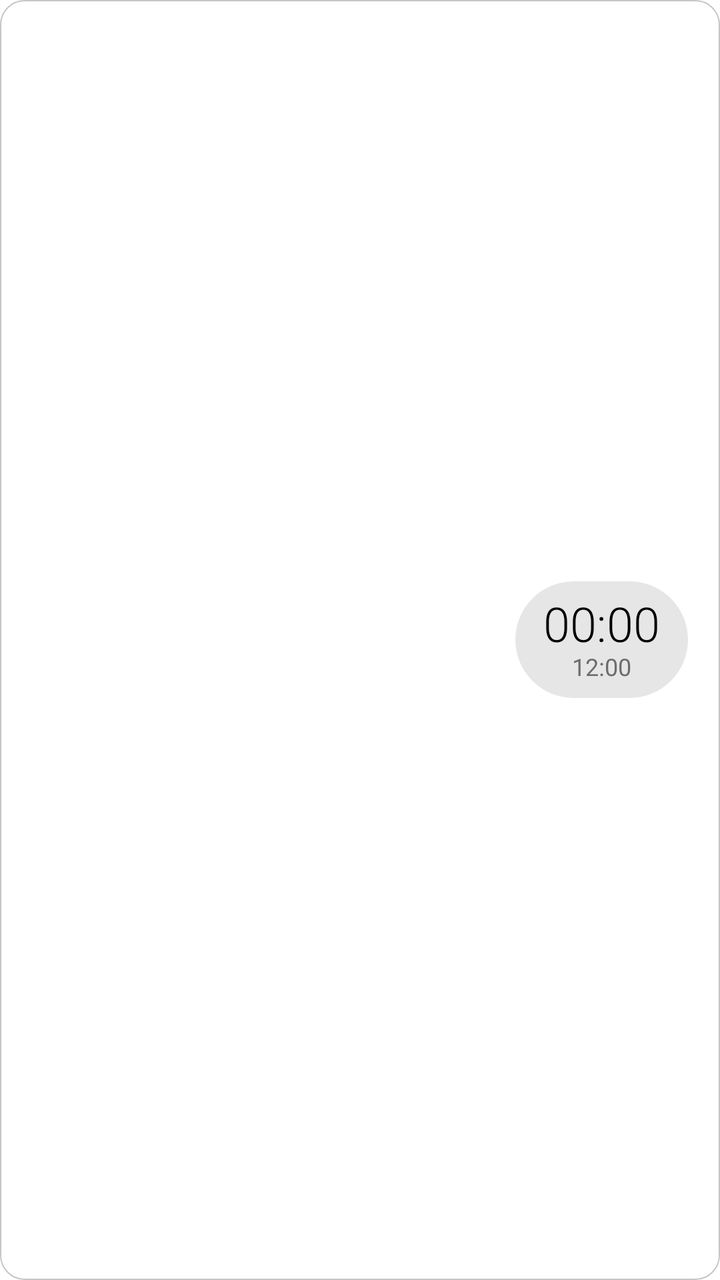
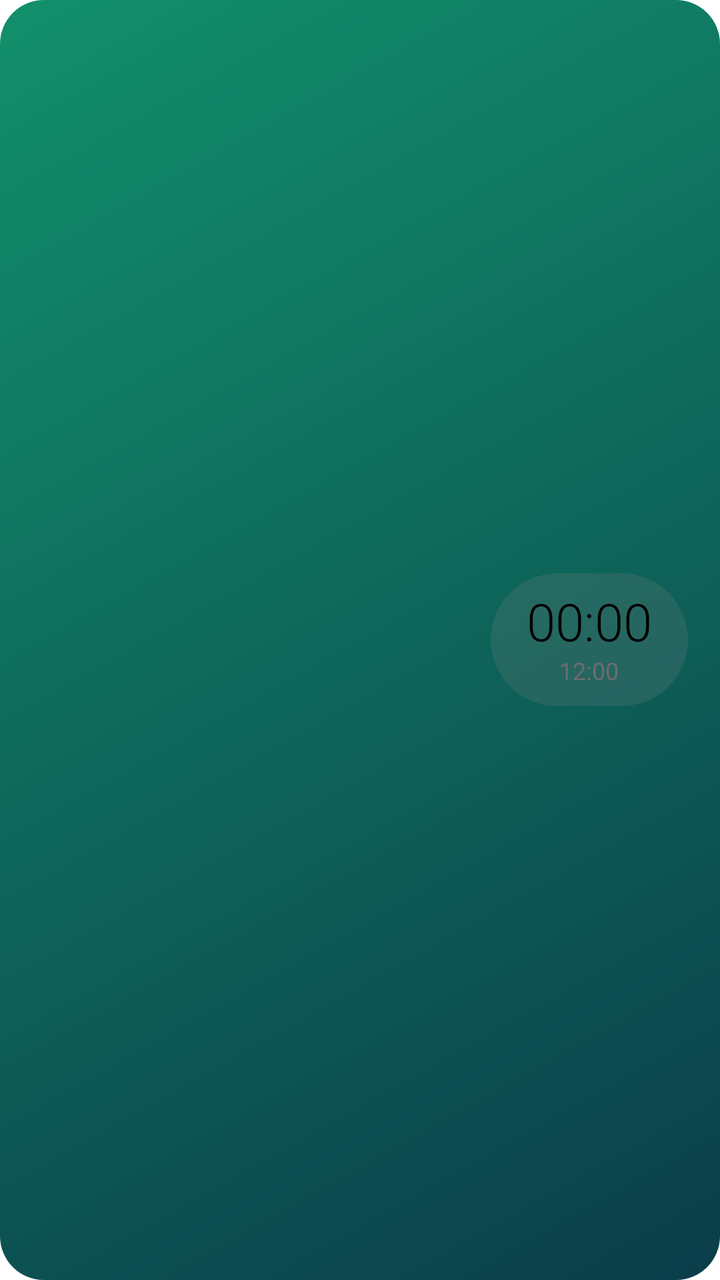

Before-and-after screenshots of an Android layout around one commit, followed by the original layout XML and the change that was made.
<!-- AndroidManifest.xml: application theme AppTheme -->
<!-- res/layout/wl_prayer_ltr.xml -->
<?xml version="1.0" encoding="utf-8"?>
<FrameLayout xmlns:android="http://schemas.android.com/apk/res/android"
    android:id="@+id/wRoot"
    android:layout_width="match_parent"
    android:layout_height="match_parent"
    android:layoutDirection="ltr">

    <ImageView
        android:id="@+id/wBg"
        android:layout_width="match_parent"
        android:layout_height="match_parent"
        android:importantForAccessibility="no"
        android:scaleType="fitXY"
        android:src="@drawable/wb_adaptive_1" />
    <ImageView
        android:id="@+id/wBorder"
        android:layout_width="match_parent"
        android:layout_height="match_parent"
        android:importantForAccessibility="no"
        android:scaleType="fitXY"
        android:src="@drawable/wb_bd_adaptive_2"
        android:visibility="gone" />
    <LinearLayout
        android:layout_width="match_parent"
        android:layout_height="match_parent"
        android:gravity="center_vertical"
        android:orientation="horizontal"
        android:padding="16dp">
        <LinearLayout
            android:layout_width="0dp"
            android:layout_height="wrap_content"
            android:layout_weight="1"
            android:orientation="vertical">
        <TextView
            android:id="@+id/wS1"
            android:layout_width="wrap_content"
            android:layout_height="wrap_content"
            android:fontFamily="sans-serif"
            android:includeFontPadding="false"
            android:singleLine="true"
            android:textColor="@color/text_secondary"
            android:textSize="13sp"
            />
        <TextView
            android:id="@+id/wP1"
            android:layout_width="wrap_content"
            android:layout_height="wrap_content"
            android:fontFamily="sans-serif-medium"
            android:includeFontPadding="false"
            android:singleLine="true"
            android:textColor="@color/text_primary"
            android:textSize="32sp"
            />
        <TextView
            android:id="@+id/wA1"
            android:layout_width="wrap_content"
            android:layout_height="wrap_content"
            android:fontFamily="sans-serif"
            android:includeFontPadding="false"
            android:singleLine="true"
            android:textColor="@color/accent"
            android:textSize="15sp"
            android:textStyle="bold"
            android:layout_marginTop="2dp"
            />
        </LinearLayout>
        <LinearLayout
            android:layout_width="wrap_content"
            android:layout_height="wrap_content"
            android:background="@drawable/wb_chip"
            android:gravity="center"
            android:orientation="vertical"
            android:paddingStart="14dp"
            android:paddingTop="8dp"
            android:paddingEnd="14dp"
            android:paddingBottom="8dp">
            <Chronometer
                android:id="@+id/wP2"
                android:layout_width="wrap_content"
                android:layout_height="wrap_content"
                android:fontFamily="sans-serif-light"
                android:includeFontPadding="false"
                android:textColor="@color/text_primary"
                android:textSize="24sp" />
        <TextClock
            android:id="@+id/wS2"
            android:layout_width="wrap_content"
            android:layout_height="wrap_content"
            android:fontFamily="sans-serif"
            android:format12Hour="h:mm"
            android:format24Hour="HH:mm"
            android:includeFontPadding="false"
            android:textColor="@color/text_secondary"
            android:textSize="12sp"
            />
        </LinearLayout>
    </LinearLayout>
</FrameLayout>
<!-- resources referenced by this layout -->
<resources>
  <color name="accent">#007AFF</color>
  <color name="text_primary">#000000</color>
  <color name="text_secondary">#6C6C70</color>
  <!-- drawable wb_adaptive_1 (drawable) -->
  <?xml version="1.0" encoding="utf-8"?>
  <shape xmlns:android="http://schemas.android.com/apk/res/android" android:shape="rectangle">
      <solid android:color="@color/surface" />
      <stroke android:width="0.5dp" android:color="@color/stroke" />
      <corners android:radius="12dp" />
  </shape>
  <!-- drawable wb_bd_adaptive_2 (drawable) -->
  <?xml version="1.0" encoding="utf-8"?>
  <shape xmlns:android="http://schemas.android.com/apk/res/android" android:shape="rectangle">
      <solid android:color="#00000000" />
      <stroke android:width="1.2dp" android:color="@color/text_hint" />
      <corners android:radius="22dp" />
  </shape>
  <!-- drawable wb_chip (drawable) -->
  <?xml version="1.0" encoding="utf-8"?>
  <shape xmlns:android="http://schemas.android.com/apk/res/android" android:shape="rectangle">
      <solid android:color="#33808080" />
      <corners android:radius="100dp" />
  </shape>
  <color name="surface">#FFFFFF</color>
  <color name="stroke">#C6C6C8</color>
  <color name="text_hint">#AEAEB2</color>
  <color name="accent_text">#007AFF</color>
  <color name="accent_soft">#E5F1FF</color>
  <color name="brand_start">#007AFF</color>
  <color name="brand_mid">#007AFF</color>
  <color name="brand_end">#007AFF</color>
  <color name="bg">#FFFFFF</color>
  <color name="bg_group">#F2F2F7</color>
  <color name="surface_high">#E5E5EA</color>
  <color name="field">#F2F2F7</color>
  <color name="stroke_soft">#E5E5EA</color>
  <color name="neutral_soft">#E9E9EB</color>
  <style name="AppDialog" parent="Theme.AppCompat.DayNight.Dialog.Alert">
          <item name="colorAccent">?attr/cAccentText</item>
          <item name="android:windowBackground">@drawable/bg_dialog</item>
          <item name="android:textColorPrimary">?attr/cTextPrimary</item>
          <item name="android:textColorSecondary">?attr/cTextSecondary</item>
          <item name="android:backgroundDimAmount">0.4</item>
          <item name="android:windowAnimationStyle">@style/DialogAnim</item>
          <item name="windowMinWidthMinor">92%</item>
          <item name="windowMinWidthMajor">60%</item>
          <item name="android:windowElevation">0dp</item>
      </style>
  <style name="ActivityAnim" parent="@android:style/Animation.Activity">
          <item name="android:activityOpenEnterAnimation">@anim/act_open_enter</item>
          <item name="android:activityOpenExitAnimation">@anim/act_open_exit</item>
          <item name="android:activityCloseEnterAnimation">@anim/act_close_enter</item>
          <item name="android:activityCloseExitAnimation">@anim/act_close_exit</item>
      </style>
  <style name="IosSeekBar" parent="Widget.AppCompat.SeekBar">
          <item name="android:progressDrawable">@drawable/seek_track</item>
          <item name="android:thumb">@drawable/seek_thumb</item>
          <item name="android:splitTrack">false</item>
          <item name="android:minHeight">4dp</item>
          <item name="android:maxHeight">4dp</item>
          <item name="android:paddingStart">14dp</item>
          <item name="android:paddingEnd">14dp</item>
      </style>
  <!-- drawable bg_dialog (drawable) -->
  <?xml version="1.0" encoding="utf-8"?>
  <inset xmlns:android="http://schemas.android.com/apk/res/android"
      android:insetLeft="4dp"
      android:insetTop="4dp"
      android:insetRight="4dp"
      android:insetBottom="4dp">
      <shape android:shape="rectangle">
          <solid android:color="?attr/cSurface" />
          <corners android:radius="14dp" />
      </shape>
  </inset>
  <style name="DialogAnim" parent="@android:style/Animation.Dialog">
          <item name="android:windowEnterAnimation">@anim/dlg_in</item>
          <item name="android:windowExitAnimation">@anim/dlg_out</item>
      </style>
  <!-- unchanged entries left out for length: 3 -->
</resources>

<!-- the commit's change to res/layout/wl_prayer_ltr.xml (unified diff, before → after) -->
@@ -4,14 +4,13 @@
     android:layout_width="match_parent"
     android:layout_height="match_parent"
     android:layoutDirection="ltr">
-
     <ImageView
         android:id="@+id/wBg"
         android:layout_width="match_parent"
         android:layout_height="match_parent"
         android:importantForAccessibility="no"
         android:scaleType="fitXY"
-        android:src="@drawable/wb_adaptive_1" />
+        android:src="@drawable/wb_g2_2" />
     <ImageView
         android:id="@+id/wBorder"
         android:layout_width="match_parent"
@@ -20,79 +19,15 @@
         android:scaleType="fitXY"
         android:src="@drawable/wb_bd_adaptive_2"
         android:visibility="gone" />
-    <LinearLayout
-        android:layout_width="match_parent"
-        android:layout_height="match_parent"
-        android:gravity="center_vertical"
-        android:orientation="horizontal"
-        android:padding="16dp">
-        <LinearLayout
-            android:layout_width="0dp"
-            android:layout_height="wrap_content"
-            android:layout_weight="1"
-            android:orientation="vertical">
-        <TextView
-            android:id="@+id/wS1"
-            android:layout_width="wrap_content"
-            android:layout_height="wrap_content"
-            android:fontFamily="sans-serif"
-            android:includeFontPadding="false"
-            android:singleLine="true"
-            android:textColor="@color/text_secondary"
-            android:textSize="13sp"
-            />
-        <TextView
-            android:id="@+id/wP1"
-            android:layout_width="wrap_content"
-            android:layout_height="wrap_content"
-            android:fontFamily="sans-serif-medium"
-            android:includeFontPadding="false"
-            android:singleLine="true"
-            android:textColor="@color/text_primary"
-            android:textSize="32sp"
-            />
-        <TextView
-            android:id="@+id/wA1"
-            android:layout_width="wrap_content"
-            android:layout_height="wrap_content"
-            android:fontFamily="sans-serif"
-            android:includeFontPadding="false"
-            android:singleLine="true"
-            android:textColor="@color/accent"
-            android:textSize="15sp"
-            android:textStyle="bold"
-            android:layout_marginTop="2dp"
-            />
-        </LinearLayout>
-        <LinearLayout
-            android:layout_width="wrap_content"
-            android:layout_height="wrap_content"
-            android:background="@drawable/wb_chip"
-            android:gravity="center"
-            android:orientation="vertical"
-            android:paddingStart="14dp"
-            android:paddingTop="8dp"
-            android:paddingEnd="14dp"
-            android:paddingBottom="8dp">
-            <Chronometer
-                android:id="@+id/wP2"
-                android:layout_width="wrap_content"
-                android:layout_height="wrap_content"
-                android:fontFamily="sans-serif-light"
-                android:includeFontPadding="false"
-                android:textColor="@color/text_primary"
-                android:textSize="24sp" />
-        <TextClock
-            android:id="@+id/wS2"
-            android:layout_width="wrap_content"
-            android:layout_height="wrap_content"
-            android:fontFamily="sans-serif"
-            android:format12Hour="h:mm"
-            android:format24Hour="HH:mm"
-            android:includeFontPadding="false"
-            android:textColor="@color/text_secondary"
-            android:textSize="12sp"
-            />
-        </LinearLayout>
-    </LinearLayout>
+<LinearLayout android:layout_width="match_parent" android:layout_height="match_parent" android:orientation="horizontal" android:gravity="center_vertical" android:padding="16dp">
+<LinearLayout android:layout_width="0dp" android:layout_height="wrap_content" android:orientation="vertical" android:layout_weight="1">
+<TextView android:id="@+id/wS1" android:layout_width="wrap_content" android:layout_height="wrap_content" android:fontFamily="sans-serif" android:includeFontPadding="false" android:singleLine="true" android:textColor="@color/text_secondary" android:textSize="13sp" android:textStyle="bold" />
+<TextView android:id="@+id/wP1" android:layout_width="wrap_content" android:layout_height="wrap_content" android:layout_marginTop="1dp" android:fontFamily="sans-serif-medium" android:includeFontPadding="false" android:singleLine="true" android:textColor="@color/text_primary" android:textSize="32sp" />
+<TextView android:id="@+id/wA1" android:layout_width="wrap_content" android:layout_height="wrap_content" android:layout_marginTop="2dp" android:fontFamily="sans-serif" android:includeFontPadding="false" android:singleLine="true" android:textColor="@color/accent" android:textSize="15sp" android:textStyle="bold" />
+</LinearLayout>
+<LinearLayout android:layout_width="wrap_content" android:layout_height="wrap_content" android:orientation="vertical" android:gravity="center_horizontal" android:background="@drawable/wb_chip" android:paddingStart="18dp" android:paddingTop="10dp" android:paddingEnd="18dp" android:paddingBottom="10dp">
+<Chronometer android:id="@+id/wP2" android:layout_width="wrap_content" android:layout_height="wrap_content" android:fontFamily="sans-serif-light" android:includeFontPadding="false" android:textColor="@color/text_primary" android:textSize="26sp" />
+<TextClock android:id="@+id/wS2" android:layout_width="wrap_content" android:layout_height="wrap_content" android:layout_marginTop="2dp" android:fontFamily="sans-serif" android:includeFontPadding="false" android:textColor="@color/text_secondary" android:textSize="12sp" android:format12Hour="h:mm" android:format24Hour="HH:mm"  />
+</LinearLayout>
+</LinearLayout>
 </FrameLayout>
<!-- resource entries referenced after the edit -->
@@ -3,13 +3,6 @@
   <color name="accent">#007AFF</color>
   <color name="text_primary">#000000</color>
   <color name="text_secondary">#6C6C70</color>
-  <!-- drawable wb_adaptive_1 (drawable) -->
-  <?xml version="1.0" encoding="utf-8"?>
-  <shape xmlns:android="http://schemas.android.com/apk/res/android" android:shape="rectangle">
-      <solid android:color="@color/surface" />
-      <stroke android:width="0.5dp" android:color="@color/stroke" />
-      <corners android:radius="12dp" />
-  </shape>
   <!-- drawable wb_bd_adaptive_2 (drawable) -->
   <?xml version="1.0" encoding="utf-8"?>
   <shape xmlns:android="http://schemas.android.com/apk/res/android" android:shape="rectangle">
@@ -22,6 +15,12 @@
   <shape xmlns:android="http://schemas.android.com/apk/res/android" android:shape="rectangle">
       <solid android:color="#33808080" />
       <corners android:radius="100dp" />
+  </shape>
+  <!-- drawable wb_g2_2 (drawable) -->
+  <?xml version="1.0" encoding="utf-8"?>
+  <shape xmlns:android="http://schemas.android.com/apk/res/android" android:shape="rectangle">
+      <gradient android:angle="315" android:startColor="#12906B" android:endColor="#0B3D4A" />
+      <corners android:radius="22dp" />
   </shape>
   <color name="surface">#FFFFFF</color>
   <color name="stroke">#C6C6C8</color>
